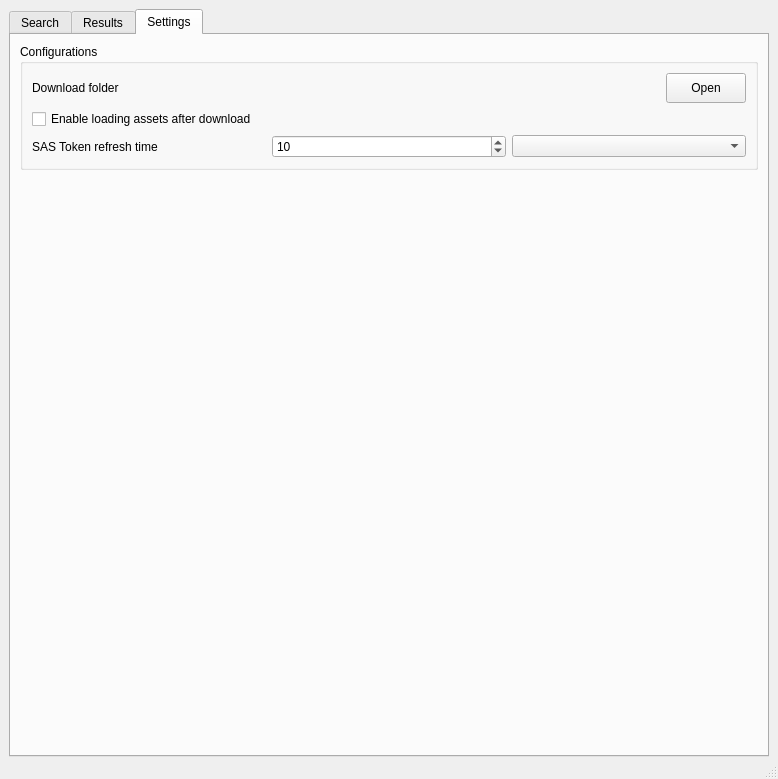
Old version of the form src/qgis_stac/ui/qgis_stac_main.ui in the repository stac-utils/qgis-stac-plugin.
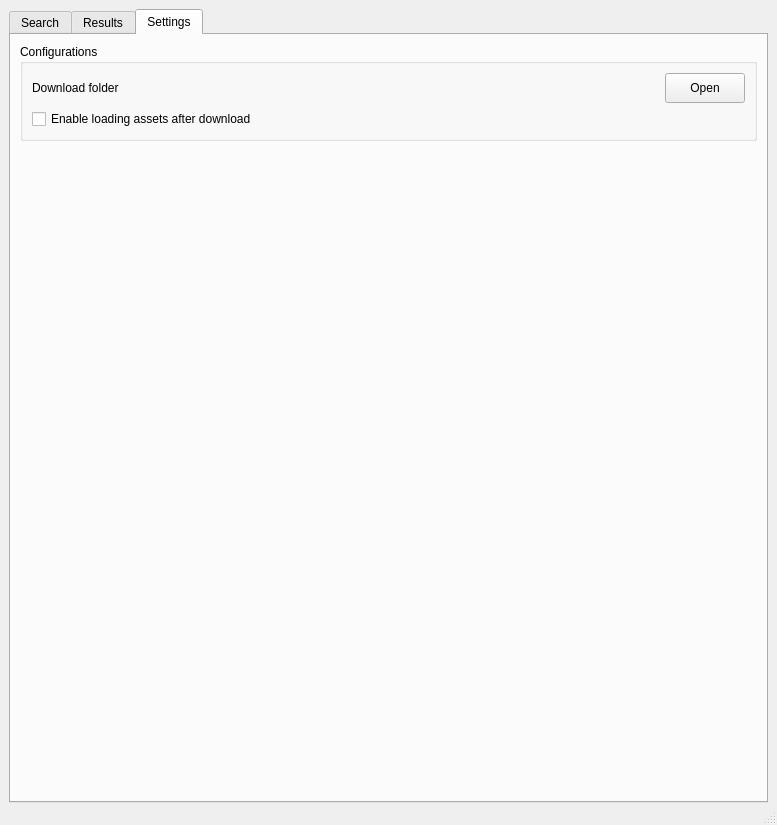
New version of the form. The open tabs and pages were chosen to show the change. Custom widgets are drawn as their Qt base class.

Commit message: remove support for sas token refresh

```diff
--- a/src/qgis_stac/ui/qgis_stac_main.ui
+++ b/src/qgis_stac/ui/qgis_stac_main.ui
@@ -9,8 +9,8 @@
    <rect>
     <x>0</x>
     <y>0</y>
-    <width>778</width>
-    <height>779</height>
+    <width>777</width>
+    <height>825</height>
    </rect>
   </property>
   <property name="sizePolicy">
@@ -1083,33 +1083,6 @@
              </property>
             </widget>
            </item>
-           <item>
-            <layout class="QHBoxLayout" name="horizontalLayout_5">
-             <item>
-              <widget class="QLabel" name="sas_refresh_time_la">
-               <property name="toolTip">
-                <string>&lt;html&gt;&lt;head/&gt;&lt;body&gt;&lt;p&gt;The refresh time value that will used to determine the frequency for the SAS token updates to the SAS based connections.&lt;/p&gt;&lt;/body&gt;&lt;/html&gt;</string>
-               </property>
-               <property name="text">
-                <string>SAS Token refresh time</string>
-               </property>
-              </widget>
-             </item>
-             <item>
-              <widget class="QSpinBox" name="sas_refresh_time_value">
-               <property name="maximum">
-                <number>100000000</number>
-               </property>
-               <property name="value">
-                <number>10</number>
-               </property>
-              </widget>
-             </item>
-             <item>
-              <widget class="QComboBox" name="sas_refresh_time_units"/>
-             </item>
-            </layout>
-           </item>
           </layout>
          </widget>
         </item>
```
Left out of the diff: 10 changed lines with no effect on the pictures. The commit also changes 1 other file.
